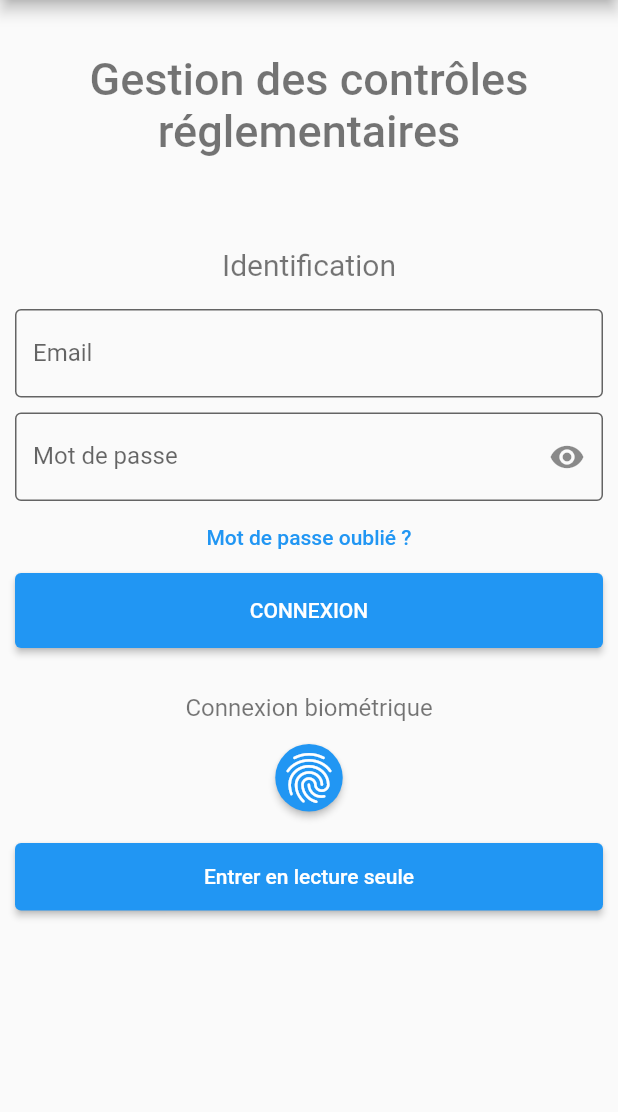
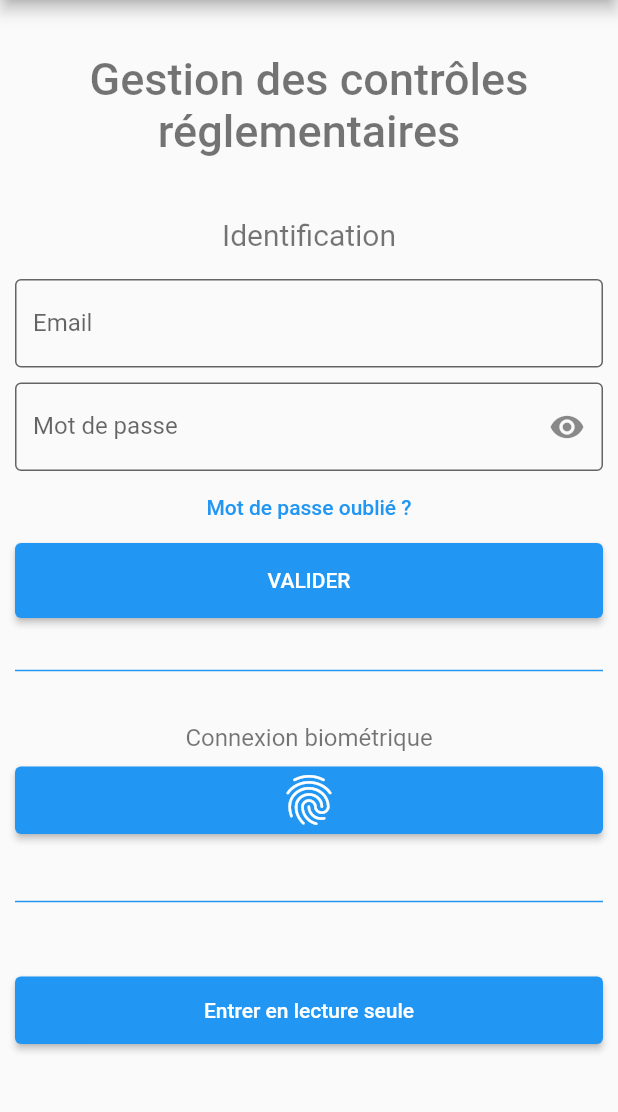
Before and after one commit to pasckoo/gdcr, a Flutter app: the screen it shows after launch, on a phone screen of 412 x 824 dp, the part 84-1196 px from its top. Run offline on Flutter 3.47's test engine with Material 2 defaults, Android fonts, the phone set to English and light mode, and no system bars; our stand-ins replace adaptive_theme, animated_splash_screen, fl_chart, flutter_colorpicker, local_auth and 2 more; missing offline and left inert: banner_listtile, dart:ffi, flutter_barcode_scanner, flutter_scroll_to_top, local_auth_android, material_color_generator and 3 more.

Commit message:
Amélioration du screen "connexion"

```diff
--- a/lib/screens/connexion.dart
+++ b/lib/screens/connexion.dart
@@ -40,7 +40,8 @@ class _MyConnexionWidgetState extends State<MyConnexion> {
   TextEditingController mailController = TextEditingController();
   TextEditingController passwordController = TextEditingController();
   final _formKey = GlobalKey<FormState>();
-  var _obscureText = false; // Pour masquer ou voir le mot de passe
+  //var _obscureText = false; // Pour masquer ou voir le mot de passe
+  bool _isPasswordVisible = false;
 
   final LocalAuthentication auth = LocalAuthentication();
   MyConnexion connexion = const MyConnexion();
@@ -109,13 +110,12 @@ class _MyConnexionWidgetState extends State<MyConnexion> {
 
     final String message = authenticated ? 'Autorisé' : 'Non autorisé';
     setState(() {
-
       if(message == 'Autorisé') {
         _authorized = message;
-        _obscureText = true;
-        appelBouton();
+        //_obscureText = true;
+
+        biometricConnexion();
       }
-
     });
   }
 
@@ -151,7 +151,7 @@ class _MyConnexionWidgetState extends State<MyConnexion> {
                 )),
             const Divider(
               //color: Colors.blueAccent,
-              height: 50,
+              height: 30,
               thickness: 1,
             ),
 
@@ -177,12 +177,12 @@ class _MyConnexionWidgetState extends State<MyConnexion> {
                     child: TextFormField(
 
                       controller: mailController,
-                      /*validator: (value) {
+                      validator: (value) {
                         if (value == null || value.isEmpty) {
                           return 'Veuillez saisir un email';
                         }
                         return null;
-                      },*/
+                      },
                       decoration: InputDecoration(
                         fillColor: globalBackgroundColor(context, colorBackground),
                         filled: true,
@@ -196,28 +196,40 @@ class _MyConnexionWidgetState extends State<MyConnexion> {
                   Container(
                     padding: const EdgeInsets.fromLTRB(10, 10, 10, 0),
                     child: TextFormField(
-                      obscureText: _obscureText,
+                      obscureText: !_isPasswordVisible,
                       // pour voir ou non le mot de passe
                       controller: passwordController,
-                      /*validator: (value) {
+                      validator: (value) {
                         if (value == null || value.isEmpty) {
                           return 'Veuillez saisir un mot de passe';
                         }
                         return null;
-                      },*/
+                      },
                       decoration: InputDecoration(
                         fillColor: globalBackgroundColor(context, colorBackground),
                         filled: true,
                         border: const OutlineInputBorder(),
                         labelText: 'Mot de passe',
-                        suffixIcon: !_obscureText?const Icon(Icons.visibility)
-                            :const Icon(Icons.visibility_off),
-                      ),
-                      onTap: () {
+                        suffixIcon: IconButton(
+                          icon: Icon(_isPasswordVisible
+                              ? Icons.visibility_off
+                              : Icons.visibility),
+                          onPressed: () {
+                            setState(() {
+                              _isPasswordVisible = !_isPasswordVisible;
+                            });
+                          },
+                        )),
+
+
+                        /* !_obscureText?const Icon(Icons.visibility)
+                            :const Icon(Icons.visibility_off),*/
+
+                     /* onTap: () {
                         setState(() {
                           _obscureText = !_obscureText; // sur tap, on voit ou masque le MdP
                         });
-                      },
+                      },*/
                     ),
                   ),
                 ],
@@ -269,18 +281,23 @@ class _MyConnexionWidgetState extends State<MyConnexion> {
                       //homePage(context);
                     }
                   },
-                  child: const Text('CONNEXION'),
+                  child: const Text('VALIDER'),
                 )
-            ),
-            const Divider(
-              height: 30,
-              thickness: 1,
-              //color: Colors.blueAccent,
             ),
 
             Container(
+              padding: const EdgeInsets.fromLTRB(10, 0, 10, 0),
+              child: Divider(
+                height: 70,
+                thickness: 1,
+                color: Theme.of(context).colorScheme.primary,
+              ),
+            ),
+
+
+            Container(
                 alignment: Alignment.center,
-                padding: const EdgeInsets.only(bottom: 10.0),
+                padding: const EdgeInsets.only(bottom: 5.0),
                 child: const Text(
                   'Connexion biométrique',
                   style: TextStyle(
@@ -295,7 +312,7 @@ class _MyConnexionWidgetState extends State<MyConnexion> {
 
               child: ElevatedButton(
                 style: ElevatedButton.styleFrom(
-                  shape: const CircleBorder(),
+                  //shape: const CircleBorder(),
                   padding: const EdgeInsets.all(0),
                   //primary: Colors.blue
                 ),
@@ -306,7 +323,16 @@ class _MyConnexionWidgetState extends State<MyConnexion> {
                 },
               ),
             ),
-            const Divider(),
+
+            Container(
+              padding: const EdgeInsets.fromLTRB(10, 0, 10, 0),
+              child: Divider(
+                height: 90,
+                thickness: 1,
+                color: Theme.of(context).colorScheme.primary,
+              ),
+            ),
+
 
             Container(
               height: 50,
@@ -339,13 +365,12 @@ class _MyConnexionWidgetState extends State<MyConnexion> {
     );
   }
 
-  appelBouton() async {
-    if (_formKey.currentState!.validate()) {
+  biometricConnexion() async {
       setState(() async {
-        String connex = await userController.fetchUserConnexion(
+        String connec = await userController.fetchUserConnexion(
             "pascal@gillotin", "Bonjour01@");
-        await Future.delayed(const Duration(milliseconds: 300));
-        if (connex == "1" && mounted) {
+        //await Future.delayed(const Duration(milliseconds: 300));
+        if (connec == "1" && mounted) {
           globalsLogin = "pascal@gillotin";
           verifControleur(globalsLogin!);
           Navigator.of(context).pop();
@@ -353,7 +378,7 @@ class _MyConnexionWidgetState extends State<MyConnexion> {
         }
       }
       );
-    }
+
   }
 }
 
```
